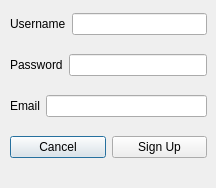
First picture: the form in registration.ui, repository Luk4s1k/QT-Login-Application, before the edit.
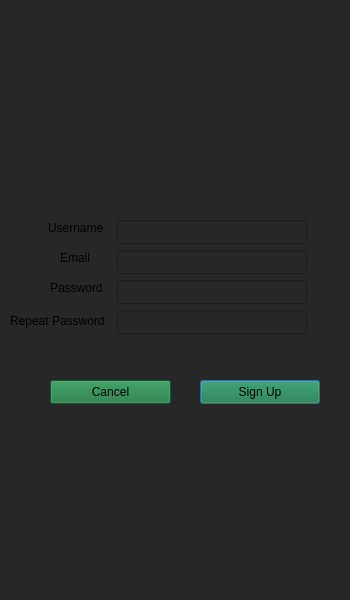
Second picture: the form after the edit. Icons and pictures are not drawn.

What changed in the file:
```diff
--- a/registration.ui
+++ b/registration.ui
@@ -6,34 +6,55 @@
    <rect>
     <x>0</x>
     <y>0</y>
-    <width>216</width>
-    <height>188</height>
+    <width>350</width>
+    <height>600</height>
    </rect>
   </property>
   <property name="windowTitle">
    <string>0</string>
   </property>
-  <widget class="QWidget" name="layoutWidget">
+  <property name="styleSheet">
+   <string notr="true">
+background-color: rgb(39, 39, 39);</string>
+  </property>
+  <widget class="QLineEdit" name="emailField">
    <property name="geometry">
     <rect>
-     <x>10</x>
-     <y>0</y>
-     <width>197</width>
-     <height>171</height>
+     <x>117</x>
+     <y>250</y>
+     <width>190</width>
+     <height>24</height>
     </rect>
    </property>
-   <layout class="QVBoxLayout" name="verticalLayout">
-    <item>
-     <layout class="QHBoxLayout" name="horizontalLayout">
-      <item>
-       <widget class="QLabel" name="userNameLabel">
+   <property name="maxLength">
+    <number>64</number>
+   </property>
+  </widget>
+  <widget class="QLabel" name="emailLabel">
+   <property name="geometry">
+    <rect>
+     <x>60</x>
+     <y>250</y>
+     <width>33</width>
+     <height>16</height>
+    </rect>
+   </property>
+   <property name="styleSheet">
+    <string notr="true">font: 57 italic 13pt &quot;Futura&quot;;</string>
+   </property>
         <property name="text">
-         <string>Username</string>
-        </property>
-       </widget>
-      </item>
-      <item>
+    <string>Email</string>
+   </property>
+  </widget>
        <widget class="QLineEdit" name="usernameField">
+   <property name="geometry">
+    <rect>
+     <x>117</x>
+     <y>220</y>
+     <width>190</width>
+     <height>24</height>
+    </rect>
+   </property>
         <property name="toolTip">
          <string>&lt;html&gt;&lt;head/&gt;&lt;body&gt;&lt;p&gt;Enter Username&lt;/p&gt;&lt;/body&gt;&lt;/html&gt;</string>
         </property>
@@ -41,20 +62,67 @@
          <number>64</number>
         </property>
        </widget>
-      </item>
-     </layout>
-    </item>
-    <item>
-     <layout class="QHBoxLayout" name="horizontalLayout_2">
-      <item>
-       <widget class="QLabel" name="passwordLabel">
+  <widget class="QLabel" name="userNameLabel">
+   <property name="geometry">
+    <rect>
+     <x>48</x>
+     <y>220</y>
+     <width>62</width>
+     <height>16</height>
+    </rect>
+   </property>
+   <property name="styleSheet">
+    <string notr="true">font: 57 italic 13pt &quot;Futura&quot;;</string>
+   </property>
         <property name="text">
-         <string>Password</string>
-        </property>
-       </widget>
-      </item>
-      <item>
+    <string>Username</string>
+   </property>
+  </widget>
+  <widget class="QPushButton" name="signUpButton">
+   <property name="geometry">
+    <rect>
+     <x>200</x>
+     <y>380</y>
+     <width>120</width>
+     <height>24</height>
+    </rect>
+   </property>
+   <property name="styleSheet">
+    <string notr="true">background-color: qlineargradient(spread:pad, x1:0, y1:0, x2:1, y2:0, stop:1 rgba(100, 35, 35, 255));
+font: 57 italic 13pt &quot;Futura&quot;;
+background-color: rgb(24, 118, 63);</string>
+   </property>
+   <property name="text">
+    <string>Sign Up</string>
+   </property>
+  </widget>
+  <widget class="QPushButton" name="cancelButton">
+   <property name="geometry">
+    <rect>
+     <x>50</x>
+     <y>380</y>
+     <width>121</width>
+     <height>24</height>
+    </rect>
+   </property>
+   <property name="styleSheet">
+    <string notr="true">background-color: qlineargradient(spread:pad, x1:0, y1:0, x2:1, y2:0, stop:1 rgba(100, 35, 35, 255));
+font: 57 italic 13pt &quot;Futura&quot;;
+background-color: rgb(24, 118, 63);</string>
+   </property>
+   <property name="text">
+    <string>Cancel</string>
+   </property>
+  </widget>
        <widget class="QLineEdit" name="passwordField">
+   <property name="geometry">
+    <rect>
+     <x>117</x>
+     <y>280</y>
+     <width>190</width>
+     <height>24</height>
+    </rect>
+   </property>
         <property name="toolTip">
          <string>&lt;html&gt;&lt;head/&gt;&lt;body&gt;&lt;p&gt;enter Password&lt;/p&gt;&lt;/body&gt;&lt;/html&gt;</string>
         </property>
@@ -62,46 +130,63 @@
          <enum>QLineEdit::Password</enum>
         </property>
        </widget>
-      </item>
-     </layout>
-    </item>
-    <item>
-     <layout class="QHBoxLayout" name="horizontalLayout_3">
-      <item>
-       <widget class="QLabel" name="emailLabel">
+  <widget class="QLabel" name="passwordLabel">
+   <property name="geometry">
+    <rect>
+     <x>50</x>
+     <y>280</y>
+     <width>58</width>
+     <height>16</height>
+    </rect>
+   </property>
+   <property name="styleSheet">
+    <string notr="true">font: 57 italic 13pt &quot;Futura&quot;;</string>
+   </property>
         <property name="text">
-         <string>Email</string>
-        </property>
-       </widget>
-      </item>
-      <item>
-       <widget class="QLineEdit" name="emailField">
-        <property name="maxLength">
-         <number>64</number>
-        </property>
-       </widget>
-      </item>
-     </layout>
-    </item>
-    <item>
-     <layout class="QHBoxLayout" name="horizontalLayout_5">
-      <item>
-       <widget class="QPushButton" name="cancelButton">
+    <string>Password</string>
+   </property>
+  </widget>
+  <widget class="QLineEdit" name="passRepeatField">
+   <property name="geometry">
+    <rect>
+     <x>117</x>
+     <y>310</y>
+     <width>190</width>
+     <height>24</height>
+    </rect>
+   </property>
+  </widget>
+  <widget class="QLabel" name="passRepeatLabel">
+   <property name="geometry">
+    <rect>
+     <x>10</x>
+     <y>310</y>
+     <width>101</width>
+     <height>21</height>
+    </rect>
+   </property>
+   <property name="styleSheet">
+    <string notr="true">font: 57 italic 13pt &quot;Futura&quot;;</string>
+   </property>
         <property name="text">
-         <string>Cancel</string>
-        </property>
-       </widget>
-      </item>
-      <item>
-       <widget class="QPushButton" name="signUpButton">
+    <string>Repeat Password</string>
+   </property>
+  </widget>
+  <widget class="QLabel" name="label_2">
+   <property name="geometry">
+    <rect>
+     <x>105</x>
+     <y>20</y>
+     <width>140</width>
+     <height>140</height>
+    </rect>
+   </property>
+   <property name="styleSheet">
+    <string notr="true">background-image: url(:/images/Desktop/Снимок экрана 2020-10-25 в 14.38.00.png);</string>
+   </property>
         <property name="text">
-         <string>Sign Up</string>
-        </property>
-       </widget>
-      </item>
-     </layout>
-    </item>
-   </layout>
+    <string/>
+   </property>
   </widget>
  </widget>
  <resources/>
```
Lines whose indentation alone changed are shown as unchanged.
